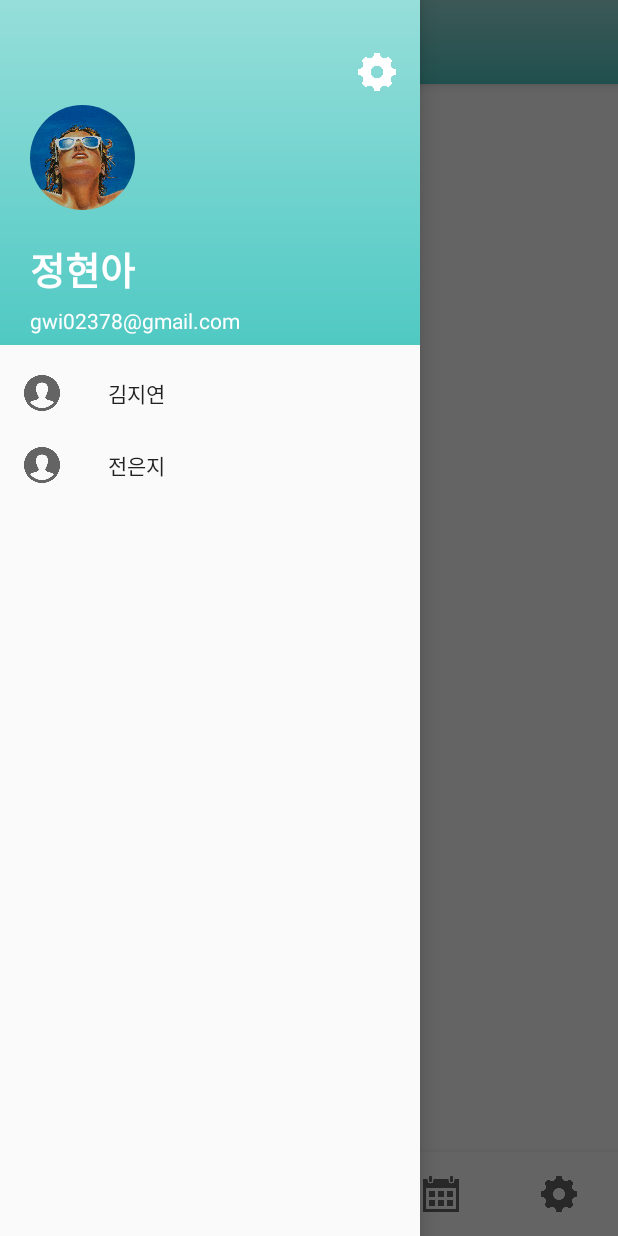
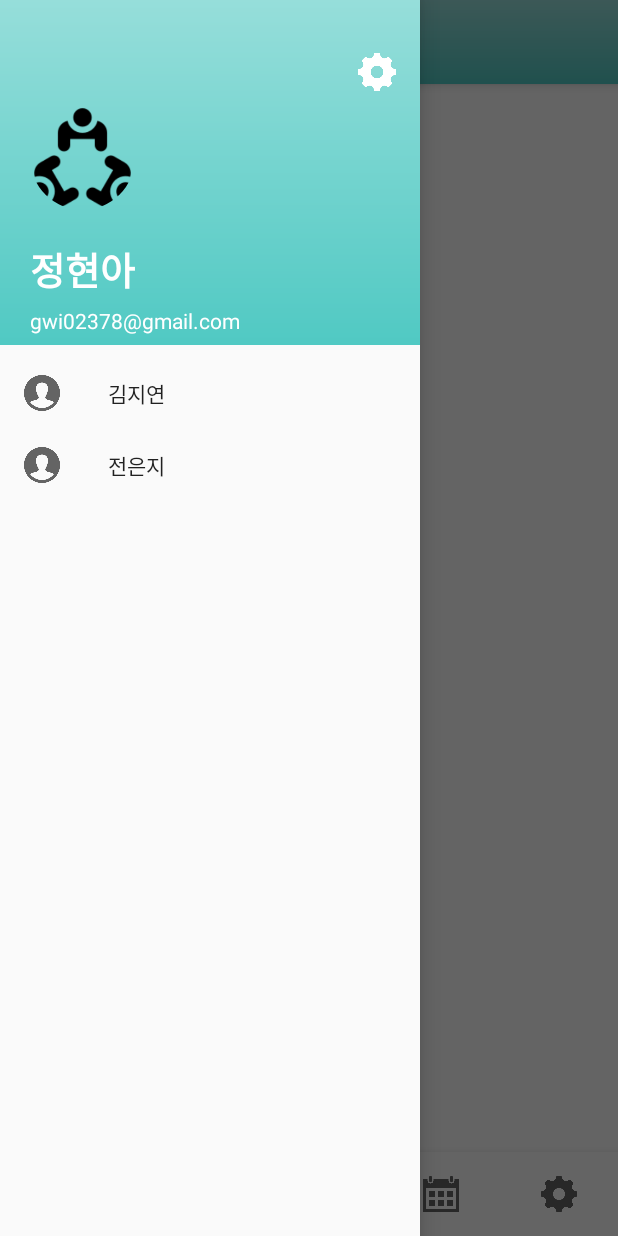
Before and after one commit to jiyeon037/MentorMentee, an Android app: the screen it shows after launch (MainActivity), with the side drawer open, on a phone screen of 412 x 824 dp. Run offline under Robolectric (Android 15) with nearby library versions, the phone set to English and light mode, and no system bars; our stand-ins replace CircleImageView.

Commit message:
Relative Layout

```diff
--- a/app/src/main/res/layout/drawer_header.xml
+++ b/app/src/main/res/layout/drawer_header.xml
@@ -19,7 +19,7 @@
         android:id="@+id/drawer_user"
         android:layout_width="70dp"
         android:layout_height="70dp"
-        android:src="@drawable/pic1"
+        android:src="@drawable/meetingicon"
         android:layout_marginTop="70dp"
         android:layout_marginLeft="20dp"/>
     <TextView
```
Also changed, not shown: app/src/main/res/drawable-v24/meetingicon.png (added).
